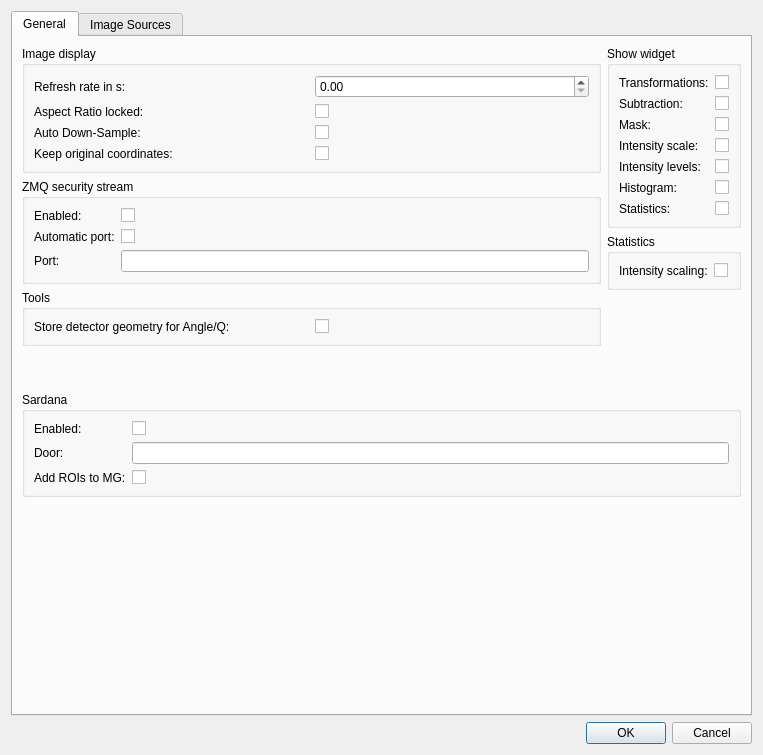
Above: lavuelib/ui/ConfigDialog.ui from syncope/lavue before the change. Below: the same form after it.
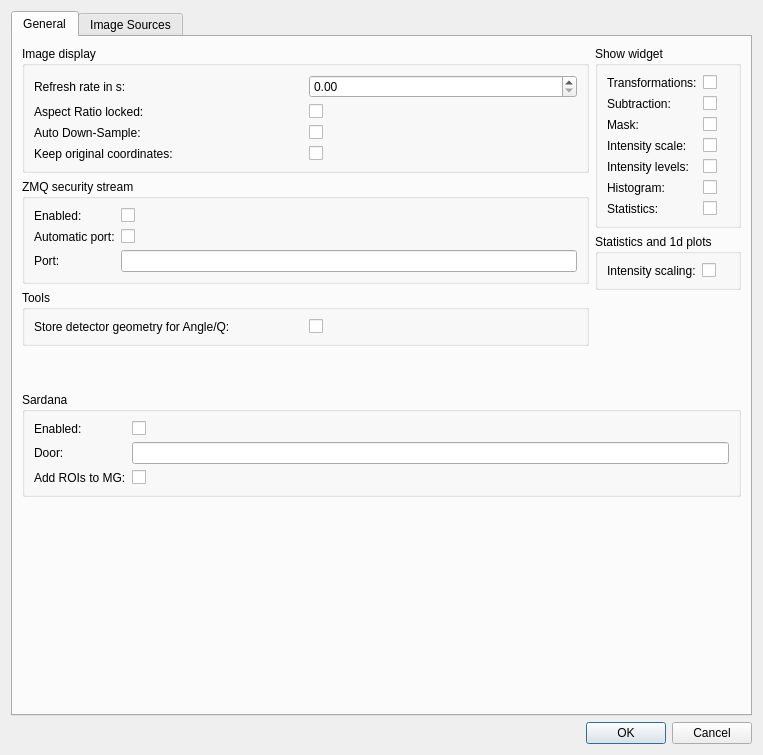
That is the form after the change.

Commit message: update configuration widget text

The edit to the form file:
```diff
--- a/lavuelib/ui/ConfigDialog.ui
+++ b/lavuelib/ui/ConfigDialog.ui
@@ -431,7 +431,7 @@
                <item>
                 <widget class="QGroupBox" name="groupBox_3">
                  <property name="title">
-                  <string>Statistics</string>
+                  <string>Statistics and 1d plots</string>
                  </property>
                  <layout class="QGridLayout" name="gridLayout_8">
                   <item row="0" column="0">
```
Left out of the diff: 4 changed lines with no effect on the pictures.
